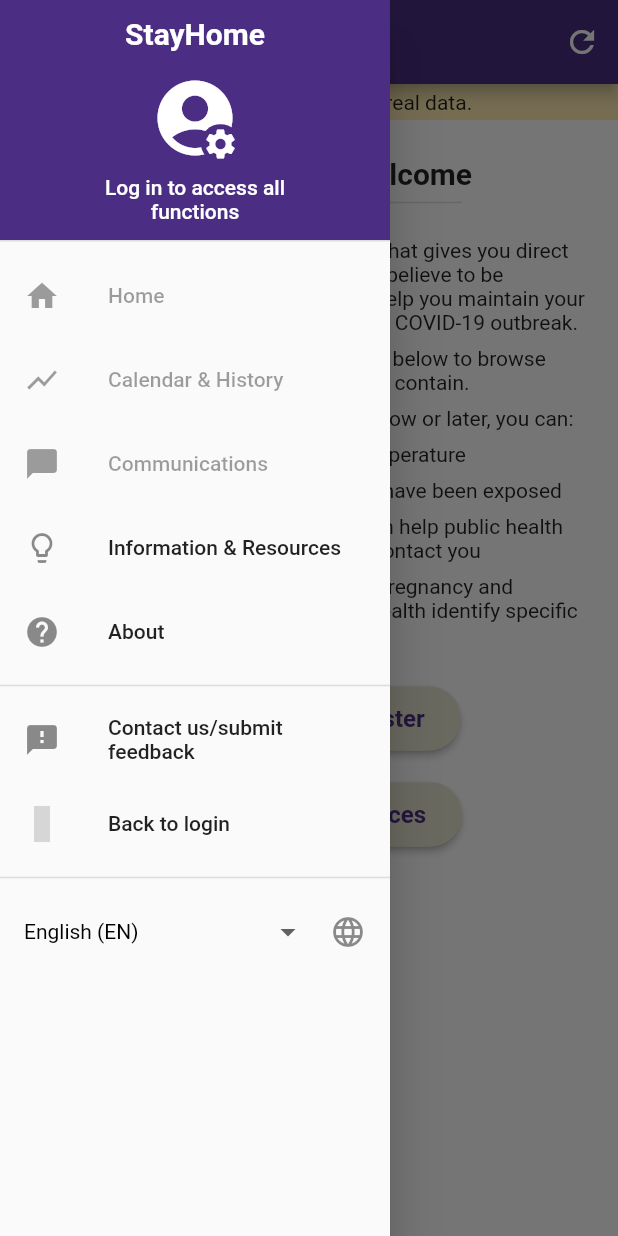
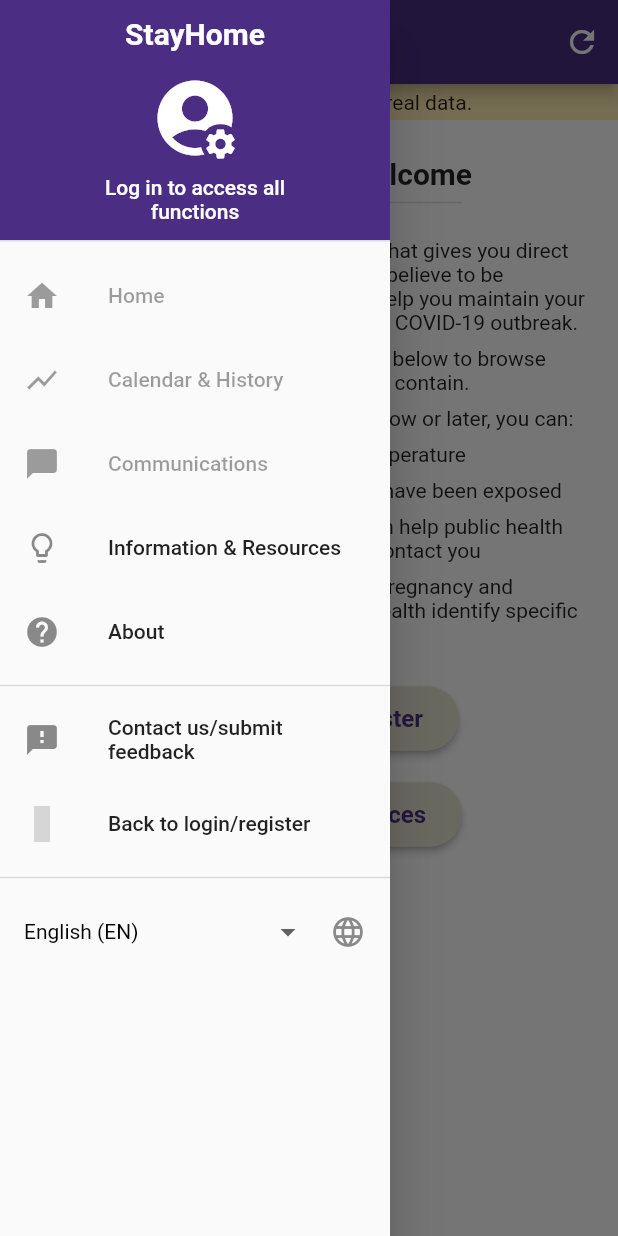
Before and after one commit to uwcirg/stayhome-client, a Flutter app: the GuestHomePage screen opened by its route, with the side drawer open, on a phone screen of 412 x 824 dp. Run offline on Flutter 3.47's test engine with Material 2 defaults, Android fonts, the phone set to English and light mode, and no system bars; drawn by our look-alikes of flutter_markdown; our stand-ins replace charts_flutter, material_design_icons_flutter, shared_preferences, table_calendar, toast, yaml; missing offline and left inert: configurable_expansion_tile, dart:html, global_configuration, simple_auth, simple_auth_flutter; accounts and stored records are empty; generated files the repository leaves out were written again; statements that could not run were skipped; grey boxes are pictures that could not be loaded.

Commit message:
update string set; remove some unused strings

```diff
--- a/lib/GuestHomePage.dart
+++ b/lib/GuestHomePage.dart
@@ -43,7 +43,7 @@ class GuestHomePage extends StatelessWidget {
                 padding: const EdgeInsets.only(top: Dimensions.fullMargin),
                 child: Wrap(children: <Widget>[
                   _button(context,
-                      title: S.of(context).back_to_login_register,
+                      title: S.of(context).back_to_login_register_small,
                       onPressed: () => MyApp.of(context).logout(context: context)),
                   ScopedModelDescendant<CarePlanModel>(builder: (context, child, model) {
                     return _button(context,
--- a/lib/MapAppDrawer.dart
+++ b/lib/MapAppDrawer.dart
@@ -105,7 +105,7 @@ class MapAppDrawer extends Drawer {
 
   Widget _buildLogoutListTile(BuildContext context) {
     return ListTile(
-        title: Text(MyApp.of(context).auth.isLoggedIn ? S.of(context).logout : S.of(context).back_to_login),
+        title: Text(MyApp.of(context).auth.isLoggedIn ? S.of(context).logout : S.of(context).back_to_login_register),
         leading: Icon(MdiIcons.logout),
         onTap: () => MyApp.of(context).logout(context: context));
   }
--- a/lib/ProfilePage.dart
+++ b/lib/ProfilePage.dart
@@ -299,7 +299,6 @@ class ProfileWidgetState extends State<ProfileWidget> {
                       controller: birthDateCtrl,
                       decoration: InputDecoration(
                           icon: Icon(Icons.cake),
-                          hintText: S.of(context).birthdate_hint_text,
                           labelText: S.of(context).birthdate),
                     ),
                   ),
```
Also changed, not shown: lib/l10n/intl_en.arb (+3 -6 lines), lib/generated/intl/messages_de.dart, lib/generated/intl/messages_en.dart, lib/generated/intl/messages_mn.dart, lib/generated/l10n.dart.
